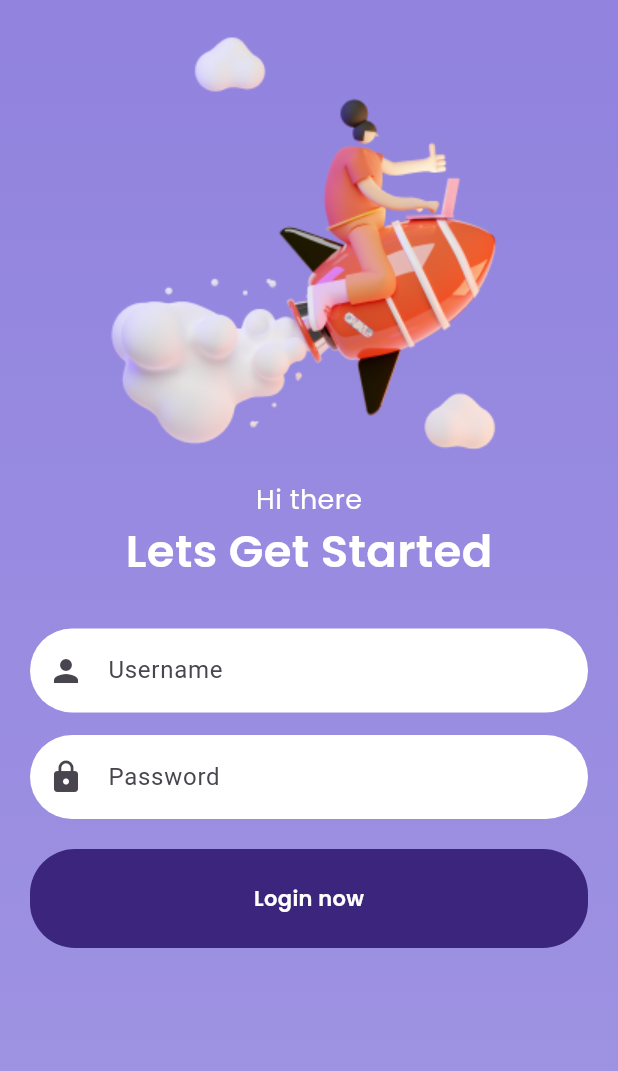
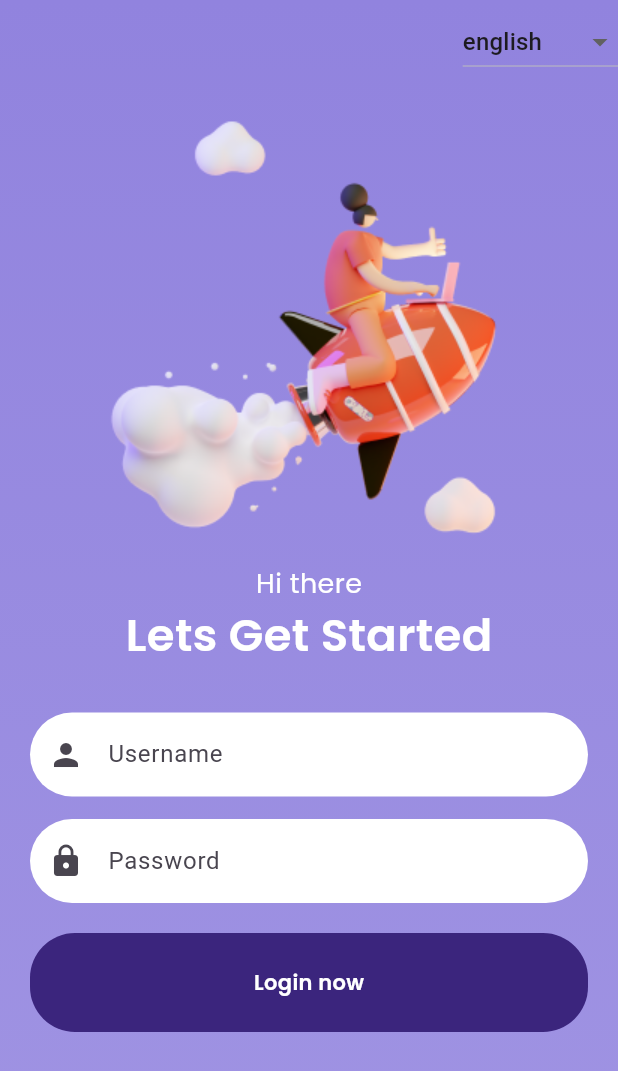
Before and after one commit to jassimpt/flutter_animation_tutorial, a Flutter app: the screen it shows after launch, on a phone screen of 412 x 824 dp. Shown: the top 1071 px of the screen. Run offline on Flutter 3.47's test engine with Material 3 defaults, Android fonts, the phone set to English and light mode, and no system bars; our stand-ins replace google_fonts.

Commit message:
ui design and some changes

```diff
--- a/lib/views/loginscreen.dart
+++ b/lib/views/loginscreen.dart
@@ -1,4 +1,5 @@
 import 'package:animation_tutorial/views/listscreen.dart';
+import 'package:animation_tutorial/views/widgets/rocketanimater.dart';
 import 'package:flutter/material.dart';
 import 'package:google_fonts/google_fonts.dart';
 
@@ -19,7 +20,7 @@ class _LoginScreenState extends State<LoginScreen>
     super.initState();
     _controller = AnimationController(
       vsync: this,
-      duration: const Duration(seconds: 1), // Set your desired duration
+      duration: const Duration(seconds: 1),
     );
 
     _offsetAnimation = Tween<Offset>(
@@ -30,7 +31,6 @@ class _LoginScreenState extends State<LoginScreen>
       curve: Curves.easeInOut,
     ));
 
-    // Start the animation
     _controller.forward();
   }
 
@@ -39,6 +39,9 @@ class _LoginScreenState extends State<LoginScreen>
     _controller.dispose();
     super.dispose();
   }
+
+  List languages = ["english", "malayalam", "hindhi"];
+  String firstvalue = "english";
 
   @override
   Widget build(BuildContext context) {
@@ -55,6 +58,25 @@ class _LoginScreenState extends State<LoginScreen>
         ),
       ),
       child: Scaffold(
+        appBar: AppBar(
+          backgroundColor: Colors.transparent,
+          actions: [
+            DropdownButton(
+              value: firstvalue,
+              items: languages
+                  .map((e) => DropdownMenuItem<String>(
+                        child: Text(e),
+                        value: e,
+                      ))
+                  .toList(),
+              onChanged: (value) {
+                setState(() {
+                  firstvalue = value!;
+                });
+              },
+            )
+          ],
+        ),
         backgroundColor: Colors.transparent,
         body: SafeArea(
           child: Center(
@@ -142,7 +164,7 @@ class _LoginScreenState extends State<LoginScreen>
                         Navigator.push(
                             context,
                             MaterialPageRoute(
-                              builder: (context) => ListScreen(),
+                              builder: (context) => const ListScreen(),
                             ));
                       },
                       child: Container(
@@ -173,40 +195,3 @@ class _LoginScreenState extends State<LoginScreen>
     );
   }
 }
-
-class RocketAnimator extends StatefulWidget {
-  const RocketAnimator({super.key});
-
-  @override
-  State<RocketAnimator> createState() => _RocketAnimatorState();
-}
-
-class _RocketAnimatorState extends State<RocketAnimator>
-    with SingleTickerProviderStateMixin {
-  late final AnimationController _controller =
-      AnimationController(vsync: this, duration: const Duration(seconds: 3))
-        ..repeat(reverse: true);
-  late final Animation<Offset> _animation = Tween(
-    begin: Offset.zero,
-    end: const Offset(0, 0.15),
-  ).animate(CurvedAnimation(parent: _controller, curve: Curves.easeInOut));
-
-  @override
-  void dispose() {
-    _controller.dispose();
-    super.dispose();
-  }
-
-  @override
-  Widget build(BuildContext context) {
-    return Stack(
-      children: [
-        Image.asset('assets/images/clouds.png'),
-        SlideTransition(
-          position: _animation,
-          child: Image.asset('assets/images/rocket_person.png'),
-        ),
-      ],
-    );
-  }
-}
--- /dev/null
+++ b/lib/views/widgets/rocketanimater.dart
@@ -0,0 +1,38 @@
+import 'package:flutter/material.dart';
+
+class RocketAnimator extends StatefulWidget {
+  const RocketAnimator({super.key});
+
+  @override
+  State<RocketAnimator> createState() => _RocketAnimatorState();
+}
+
+class _RocketAnimatorState extends State<RocketAnimator>
+    with SingleTickerProviderStateMixin {
+  late final AnimationController _controller =
+      AnimationController(vsync: this, duration: const Duration(seconds: 3))
+        ..repeat(reverse: true);
+  late final Animation<Offset> _animation = Tween(
+    begin: Offset.zero,
+    end: const Offset(0, 0.15),
+  ).animate(CurvedAnimation(parent: _controller, curve: Curves.easeInOut));
+
+  @override
+  void dispose() {
+    _controller.dispose();
+    super.dispose();
+  }
+
+  @override
+  Widget build(BuildContext context) {
+    return Stack(
+      children: [
+        Image.asset('assets/images/clouds.png'),
+        SlideTransition(
+          position: _animation,
+          child: Image.asset('assets/images/rocket_person.png'),
+        ),
+      ],
+    );
+  }
+}
```
Also changed, not shown: lib/views/listscreen.dart (+65 -6 lines).
